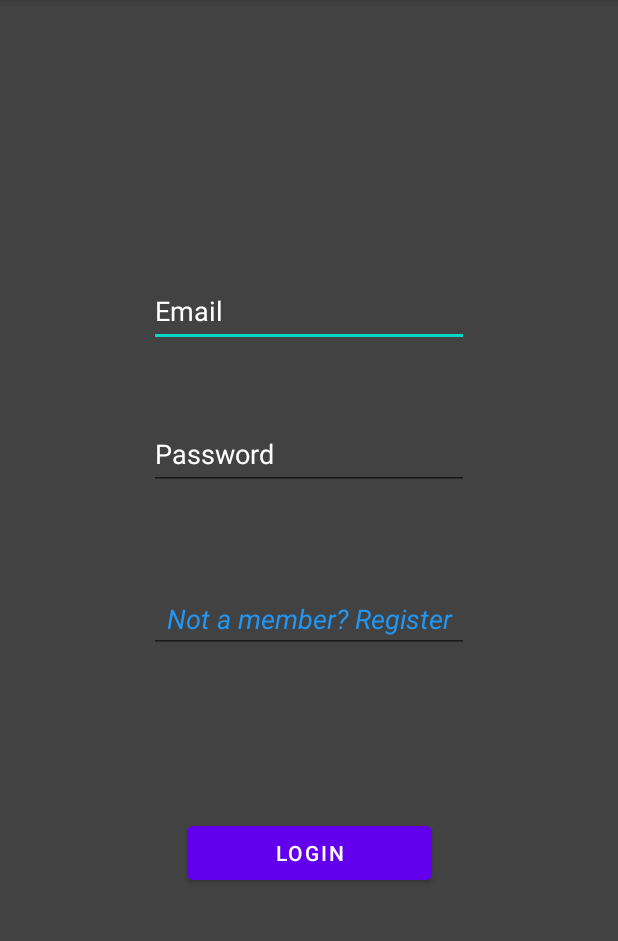
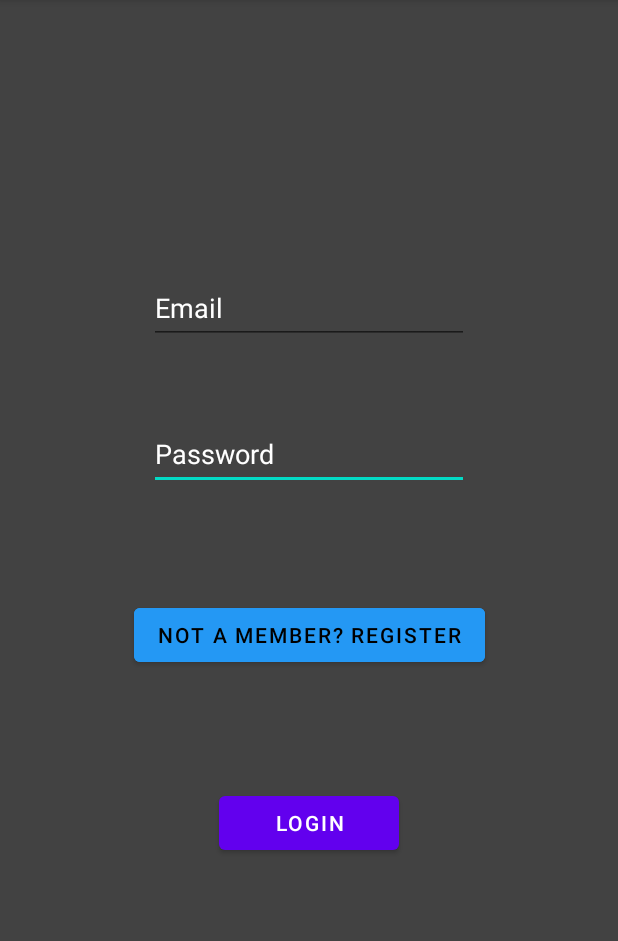
Before and after one commit to SisopTeam3-SoaTeam5/TP2, an Android app: the Login screen opened directly, with no data from a screen before it, on a phone screen of 412 x 824 dp, the part 84-1025 px from its top. Run offline under Robolectric (Android 15) with nearby library versions, the phone set to English and light mode, and no system bars.

Commit message:
refactor, apk, buttons and more

```diff
--- a/app/src/main/java/dreamteam/tp2_grupo5/Constants.java
+++ b/app/src/main/java/dreamteam/tp2_grupo5/Constants.java
@@ -1,6 +1,4 @@
 package dreamteam.tp2_grupo5;
-
-import com.andrognito.patternlockview.utils.PatternLockUtils;
 
 import java.util.Arrays;
 import java.util.List;
@@ -29,6 +27,6 @@ public class Constants {
     public final static String correctPattern = "You're in :)";
     public final static String wrongPattern = "Wrong :(";
     public final static String virusDataUrl = "https://raw.githubusercontent.com/CSSEGISandData/COVID-19/master/csse_covid_19_data/csse_covid_19_time_series/time_series_covid19_confirmed_global.csv";
-    public final static float ACC = 13;
+    public final static float ACC = 25;
 
 }
--- a/app/src/main/java/dreamteam/tp2_grupo5/Login.java
+++ b/app/src/main/java/dreamteam/tp2_grupo5/Login.java
@@ -10,7 +10,9 @@ import android.net.NetworkInfo;
 import android.os.Bundle;
 import android.util.Patterns;
 import android.view.View;
+import android.widget.Button;
 import android.widget.EditText;
+import android.widget.TextView;
 import android.widget.Toast;
 
 import java.io.Serializable;
@@ -26,14 +28,19 @@ public class Login extends AppCompatActivity implements AsyncInterface, MetricsI
     EditText email;
     EditText password;
     SharedPreferences sharedPreferences;
+    TextView loading;
+    Button loginButton;
 
     @Override
     protected void onCreate(Bundle savedInstanceState) {
         super.onCreate(savedInstanceState);
         setContentView(R.layout.activity_login);
+        loading = findViewById(R.id.textView7);
+        loading.setVisibility(View.GONE);
         email = findViewById(R.id.editTextTextEmailAddress);
         password = findViewById(R.id.editTextTextPassword);
         sharedPreferences = getSharedPreferences("Login",Context.MODE_PRIVATE);
+        loginButton = findViewById(R.id.button);
     }
 
 
@@ -105,6 +112,11 @@ public class Login extends AppCompatActivity implements AsyncInterface, MetricsI
         return activeNetwork != null && activeNetwork.isConnectedOrConnecting();
     }
 
+    @Override
+    public void buttonEnabled(boolean b) {
+        loginButton.setEnabled(b);
+    }
+
 
     @Override
     public void writePreferences(String key, Integer value) {
--- a/app/src/main/java/dreamteam/tp2_grupo5/MainActivity.java
+++ b/app/src/main/java/dreamteam/tp2_grupo5/MainActivity.java
@@ -1,7 +1,6 @@
 package dreamteam.tp2_grupo5;
 
 import androidx.appcompat.app.AppCompatActivity;
-import androidx.appcompat.content.res.AppCompatResources;
 
 import android.content.Intent;
 import android.content.IntentFilter;
@@ -17,7 +16,7 @@ import dreamteam.tp2_grupo5.pattern.PatternListener;
 
 public class MainActivity extends AppCompatActivity {
 
-    String patternKey = "012";
+    final String patternKey = "012";
     PatternLockView patternLockView;
     TextView batteryText;
     ProgressBar batteryBar;
--- a/app/src/main/java/dreamteam/tp2_grupo5/clienteHttp/AsyncInterface.java
+++ b/app/src/main/java/dreamteam/tp2_grupo5/clienteHttp/AsyncInterface.java
@@ -9,4 +9,5 @@ public interface AsyncInterface {
     String getEndpoint();
     void finalize();
     boolean getConnection();
+    void buttonEnabled(boolean b);
 }
--- a/app/src/main/java/dreamteam/tp2_grupo5/clienteHttp/HttpRequest.java
+++ b/app/src/main/java/dreamteam/tp2_grupo5/clienteHttp/HttpRequest.java
@@ -25,7 +25,7 @@ public class HttpRequest extends AsyncTask<String, String, String> {
 
     private final JSONObject postData;
     private Exception exception;
-    Map<String, String> headers;
+    final Map<String, String> headers;
     private int statusCode;
     private boolean isConnected;
     private final AsyncInterface caller;
--- a/app/src/main/java/dreamteam/tp2_grupo5/models/RankingItem.java
+++ b/app/src/main/java/dreamteam/tp2_grupo5/models/RankingItem.java
@@ -1,7 +1,6 @@
 package dreamteam.tp2_grupo5.models;
 
 import java.io.Serializable;
-import java.util.Comparator;
 
 public class RankingItem implements Serializable {
     private String country;
--- a/app/src/main/java/dreamteam/tp2_grupo5/session/SessionMapper.java
+++ b/app/src/main/java/dreamteam/tp2_grupo5/session/SessionMapper.java
@@ -7,7 +7,7 @@ public class SessionMapper {
     @SerializedName("token")
     public String token;
     @SerializedName("token_refresh")
-    public String tokenRefresh;
+    public final String tokenRefresh;
 
     public SessionMapper(String token, String tokenRefresh) {
         this.token = token;
--- a/app/src/main/java/dreamteam/tp2_grupo5/states/ValidationState.java
+++ b/app/src/main/java/dreamteam/tp2_grupo5/states/ValidationState.java
@@ -1,8 +1,8 @@
 package dreamteam.tp2_grupo5.states;
 
 public class ValidationState {
-    boolean status;
-    String message;
+    final boolean status;
+    final String message;
 
     public ValidationState(boolean status, String message) {
         this.status = status;
--- a/app/src/main/res/layout/activity_login.xml
+++ b/app/src/main/res/layout/activity_login.xml
@@ -7,12 +7,39 @@
     android:background="@color/cardview_dark_background"
     tools:context=".Login">
 
+    <Button
+        android:id="@+id/button"
+        android:layout_width="120dp"
+        android:layout_height="48dp"
+        android:layout_marginBottom="188dp"
+        android:onClick="loginHandler"
+        android:text="Login"
+        app:layout_constraintBottom_toBottomOf="parent"
+        app:layout_constraintEnd_toEndOf="parent"
+        app:layout_constraintStart_toStartOf="parent"
+        app:layout_constraintTop_toBottomOf="@+id/button5" />
+
+    <EditText
+        android:id="@+id/editTextTextPassword"
+        android:layout_width="wrap_content"
+        android:layout_height="wrap_content"
+        android:layout_marginBottom="66dp"
+        android:ems="10"
+        android:hint="Password"
+        android:inputType="textPassword"
+        android:minHeight="48dp"
+        android:textColor="#FFFFFF"
+        android:textColorHint="#FFFFFF"
+        app:layout_constraintBottom_toTopOf="@+id/button5"
+        app:layout_constraintStart_toStartOf="@+id/editTextTextEmailAddress"
+        app:layout_constraintTop_toBottomOf="@+id/editTextTextEmailAddress" />
+
     <EditText
         android:id="@+id/editTextTextEmailAddress"
         android:layout_width="wrap_content"
         android:layout_height="wrap_content"
-        android:layout_marginTop="176dp"
-        android:layout_marginBottom="40dp"
+        android:layout_marginTop="174dp"
+        android:layout_marginBottom="42dp"
         android:ems="10"
         android:hint="Email"
         android:inputType="textEmailAddress"
@@ -25,49 +52,27 @@
         app:layout_constraintTop_toTopOf="parent" />
 
     <Button
-        android:id="@+id/button"
-        android:layout_width="163dp"
-        android:layout_height="48dp"
-        android:layout_marginBottom="168dp"
-        android:onClick="loginHandler"
-        android:text="Login"
-        app:layout_constraintBottom_toBottomOf="parent"
-        app:layout_constraintEnd_toEndOf="parent"
-        app:layout_constraintStart_toStartOf="parent"
-        app:layout_constraintTop_toBottomOf="@+id/editTextTextPersonName2" />
-
-    <EditText
-        android:id="@+id/editTextTextPassword"
+        android:id="@+id/button5"
         android:layout_width="wrap_content"
         android:layout_height="wrap_content"
-        android:layout_marginBottom="56dp"
-        android:ems="10"
-        android:hint="Password"
-        android:inputType="textPassword"
-        android:minHeight="48dp"
-        android:textColor="#FFFFFF"
-        android:textColorHint="#FFFFFF"
-        app:layout_constraintBottom_toTopOf="@+id/editTextTextPersonName2"
-        app:layout_constraintStart_toStartOf="@+id/editTextTextEmailAddress"
-        app:layout_constraintTop_toBottomOf="@+id/editTextTextEmailAddress" />
-
-    <EditText
-        android:id="@+id/editTextTextPersonName2"
-        android:layout_width="wrap_content"
-        android:layout_height="wrap_content"
-        android:layout_marginStart="62dp"
-        android:layout_marginEnd="62dp"
-        android:layout_marginBottom="102dp"
-        android:ems="10"
-        android:inputType="textPersonName"
+        android:layout_marginBottom="70dp"
+        android:backgroundTint="#2498F4"
         android:onClick="onRegistration"
         android:text="Not a member? Register"
-        android:textAlignment="center"
-        android:textColor="#2196F3"
-        android:textStyle="italic"
+        android:textColor="#000000"
         app:layout_constraintBottom_toTopOf="@+id/button"
         app:layout_constraintEnd_toEndOf="parent"
         app:layout_constraintStart_toStartOf="parent"
         app:layout_constraintTop_toBottomOf="@+id/editTextTextPassword" />
 
+    <TextView
+        android:id="@+id/textView7"
+        android:layout_width="wrap_content"
+        android:layout_height="wrap_content"
+        android:text="Loading..."
+        android:textColor="#FFFFFF"
+        android:textStyle="italic"
+        tools:layout_editor_absoluteX="176dp"
+        tools:layout_editor_absoluteY="552dp" />
+
 </androidx.constraintlayout.widget.ConstraintLayout>
```
Also changed, not shown: app/src/main/java/dreamteam/tp2_grupo5/CovidRanking.java (+7 -13 lines), app/src/main/java/dreamteam/tp2_grupo5/CustomAdapter.java (+3 -5 lines), app/src/main/java/dreamteam/tp2_grupo5/Homepage.java (+9 -0 lines), app/src/main/java/dreamteam/tp2_grupo5/Registration.java (+6 -1 lines), app/src/main/java/dreamteam/tp2_grupo5/clienteHttp/CoronavirusDataService.java (+5 -3 lines), app/src/main/java/dreamteam/tp2_grupo5/clienteHttp/HttpPostStartSession.java (+5 -5 lines).
